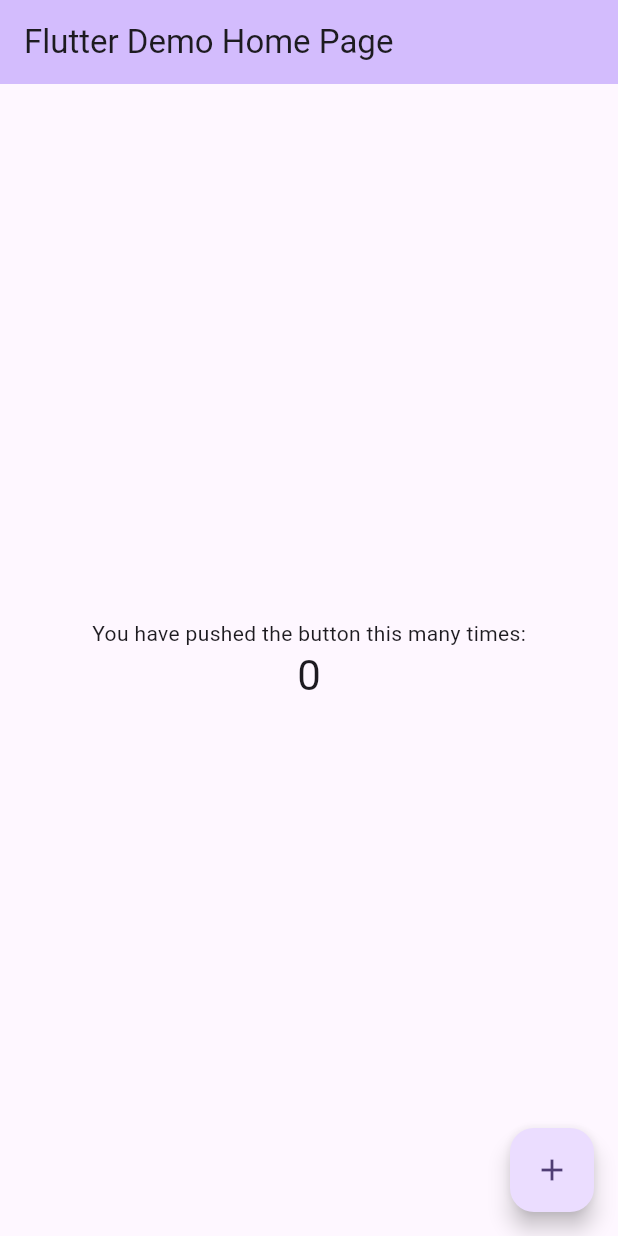
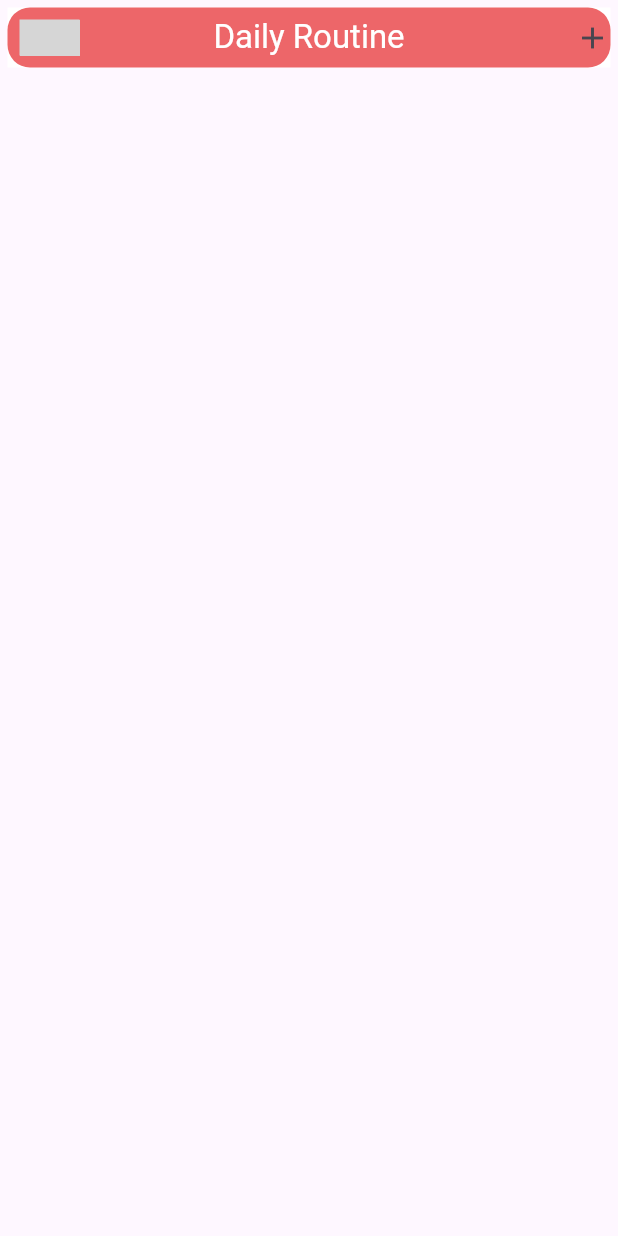
Before and after one commit to khalid063/Daily-Routine, a Flutter app: the screen it shows after launch, on a phone screen of 412 x 824 dp. Run offline on Flutter 3.47's test engine with Material 3 defaults, Android fonts, the phone set to English and light mode, and no system bars; our stand-ins replace flutter_svg; grey boxes are pictures that could not be loaded.

Commit message:
Appbar has been added

```diff
--- /dev/null
+++ b/lib/home_screen.dart
@@ -0,0 +1,21 @@
+import 'package:daily_routine/widgets/custom_appbar.dart';
+import 'package:flutter/material.dart';
+
+class HomeScreen extends StatefulWidget {
+  const HomeScreen({super.key});
+
+  @override
+  State<HomeScreen> createState() => _HomeScreenState();
+}
+
+class _HomeScreenState extends State<HomeScreen> {
+  @override
+  Widget build(BuildContext context) {
+    return const Scaffold(
+      appBar: CustomAppBar(
+        title: 'Daily Routine',
+        child: Icon(Icons.add),
+      )
+    );
+  }
+}
--- a/lib/main.dart
+++ b/lib/main.dart
@@ -1,125 +1,20 @@
 import 'package:flutter/material.dart';
 
+import 'home_screen.dart';
+
 void main() {
-  runApp(const MyApp());
+  runApp(const DailyRoutine());
 }
 
-class MyApp extends StatelessWidget {
-  const MyApp({super.key});
+class DailyRoutine extends StatelessWidget {
+  const DailyRoutine({super.key});
 
-  // This widget is the root of your application.
   @override
   Widget build(BuildContext context) {
-    return MaterialApp(
+    return const MaterialApp(
+      debugShowCheckedModeBanner: false,
       title: 'Daily Routine',
-      theme: ThemeData(
-        // This is the theme of your application.
-        //
-        // TRY THIS: Try running your application with "flutter run". You'll see
-        // the application has a purple toolbar. Then, without quitting the app,
-        // try changing the seedColor in the colorScheme below to Colors.green
-        // and then invoke "hot reload" (save your changes or press the "hot
-        // reload" button in a Flutter-supported IDE, or press "r" if you used
-        // the command line to start the app).
-        //
-        // Notice that the counter didn't reset back to zero; the application
-        // state is not lost during the reload. To reset the state, use hot
-        // restart instead.
-        //
-        // This works for code too, not just values: Most code changes can be
-        // tested with just a hot reload.
-        colorScheme: ColorScheme.fromSeed(seedColor: Colors.deepPurple),
-        useMaterial3: true,
-      ),
-      home: const MyHomePage(title: 'Flutter Demo Home Page'),
+      home: HomeScreen(),
     );
   }
 }
-
-class MyHomePage extends StatefulWidget {
-  const MyHomePage({super.key, required this.title});
-
-  // This widget is the home page of your application. It is stateful, meaning
-  // that it has a State object (defined below) that contains fields that affect
-  // how it looks.
-
-  // This class is the configuration for the state. It holds the values (in this
-  // case the title) provided by the parent (in this case the App widget) and
-  // used by the build method of the State. Fields in a Widget subclass are
-  // always marked "final".
-
-  final String title;
-
-  @override
-  State<MyHomePage> createState() => _MyHomePageState();
-}
-
-class _MyHomePageState extends State<MyHomePage> {
-  int _counter = 0;
-
-  void _incrementCounter() {
-    setState(() {
-      // This call to setState tells the Flutter framework that something has
-      // changed in this State, which causes it to rerun the build method below
-      // so that the display can reflect the updated values. If we changed
-      // _counter without calling setState(), then the build method would not be
-      // called again, and so nothing would appear to happen.
-      _counter++;
-    });
-  }
-
-  @override
-  Widget build(BuildContext context) {
-    // This method is rerun every time setState is called, for instance as done
-    // by the _incrementCounter method above.
-    //
-    // The Flutter framework has been optimized to make rerunning build methods
-    // fast, so that you can just rebuild anything that needs updating rather
-    // than having to individually change instances of widgets.
-    return Scaffold(
-      appBar: AppBar(
-        // TRY THIS: Try changing the color here to a specific color (to
-        // Colors.amber, perhaps?) and trigger a hot reload to see the AppBar
-        // change color while the other colors stay the same.
-        backgroundColor: Theme.of(context).colorScheme.inversePrimary,
-        // Here we take the value from the MyHomePage object that was created by
-        // the App.build method, and use it to set our appbar title.
-        title: Text(widget.title),
-      ),
-      body: Center(
-        // Center is a layout widget. It takes a single child and positions it
-        // in the middle of the parent.
-        child: Column(
-          // Column is also a layout widget. It takes a list of children and
-          // arranges them vertically. By default, it sizes itself to fit its
-          // children horizontally, and tries to be as tall as its parent.
-          //
-          // Column has various properties to control how it sizes itself and
-          // how it positions its children. Here we use mainAxisAlignment to
-          // center the children vertically; the main axis here is the vertical
-          // axis because Columns are vertical (the cross axis would be
-          // horizontal).
-          //
-          // TRY THIS: Invoke "debug painting" (choose the "Toggle Debug Paint"
-          // action in the IDE, or press "p" in the console), to see the
-          // wireframe for each widget.
-          mainAxisAlignment: MainAxisAlignment.center,
-          children: <Widget>[
-            const Text(
-              'You have pushed the button this many times:',
-            ),
-            Text(
-              '$_counter',
-              style: Theme.of(context).textTheme.headlineMedium,
-            ),
-          ],
-        ),
-      ),
-      floatingActionButton: FloatingActionButton(
-        onPressed: _incrementCounter,
-        tooltip: 'Increment',
-        child: const Icon(Icons.add),
-      ), // This trailing comma makes auto-formatting nicer for build methods.
-    );
-  }
-}
--- /dev/null
+++ b/lib/widgets/app_colors.dart
@@ -0,0 +1,39 @@
+import 'package:flutter/material.dart';
+
+class AppColors {
+  Map<int, Color> colorTwo = {
+    50:const Color.fromRGBO(255, 191, 0, .1),
+    50:const Color.fromRGBO(255, 191, 0, .2),
+    200:const Color.fromRGBO(255, 191, 0, .3),
+    300:const Color.fromRGBO(255, 191, 0, .4),
+    400:const Color.fromRGBO(255, 191, 0, .5),
+    500:const Color.fromRGBO(255, 191, 0, .6),
+    600:const Color.fromRGBO(255, 191, 0, .7),
+    700:const Color.fromRGBO(255, 191, 0, .8),
+    800:const Color.fromRGBO(255, 191, 0, .9),
+    900:const Color.fromRGBO(255, 191, 0, 1),
+  };
+
+  static const Color primaryColorTwo = Color(0xFFFFBF00);
+
+  /// Main Color Name : Colors.redAccent
+
+  Map<int, Color> color = {
+    50:const Color.fromRGBO(231, 76, 60, .1),
+    100:const Color.fromRGBO(231, 76, 60, .2),
+    200:const Color.fromRGBO(231, 76, 60, .3),
+    300:const Color.fromRGBO(231, 76, 60, .4),
+    400:const Color.fromRGBO(231, 76, 60, .5),
+    500:const Color.fromRGBO(231, 76, 60, .6),
+    600:const Color.fromRGBO(231, 76, 60, .7),
+    700:const Color.fromRGBO(231, 76, 60, .8),
+    800:const Color.fromRGBO(231, 76, 60, .9),
+    900:const Color.fromRGBO(231, 76, 60, 1),
+  };
+
+
+  static const Color primaryColor = Color(0xFFE74C3C);
+  static const Color primaryColorShadOne = Color.fromRGBO(231, 76, 60, .7);
+  static const Color primaryColorShadRedAccent = Color(0xFFFF6961);
+
+}
--- /dev/null
+++ b/lib/widgets/custom_appbar.dart
@@ -0,0 +1,64 @@
+import 'package:daily_routine/widgets/utils/image_assets.dart';
+import 'package:flutter/material.dart';
+import 'package:flutter_svg/flutter_svg.dart';
+
+import 'package:flutter/material.dart';
+
+import 'app_colors.dart';
+
+class CustomAppBar extends StatefulWidget implements PreferredSizeWidget {
+  final String title;
+  final Widget child;
+
+  const CustomAppBar({Key? key, required this.title, required this.child, }) : super(key: key);
+
+  @override
+  _CustomAppBarState createState() => _CustomAppBarState();
+
+  @override
+  Size get preferredSize => Size.fromHeight(50);
+}
+
+class _CustomAppBarState extends State<CustomAppBar> {
+
+
+  @override
+  Widget build(BuildContext context) {
+    return SafeArea(
+      child: Container(
+        margin: EdgeInsets.only(top: 5, bottom: 5, left: 5, right: 5),
+        height: 50,
+        color: Colors.white,
+        child: AppBar(
+          centerTitle: true,
+          title: Text(
+            widget.title,
+            style: TextStyle(color: Colors.white, fontSize: 22,),
+          ),
+          shape: const RoundedRectangleBorder(
+              borderRadius: BorderRadius.only(
+                topLeft: Radius.circular(15.0),
+                topRight: Radius.circular(15.0),
+                bottomRight: Radius.circular(15.0),
+                bottomLeft: Radius.circular(15.0),
+              )
+          ),
+          elevation: 8,
+          backgroundColor: AppColors.primaryColorShadRedAccent,
+          leading: Builder(
+            builder: (context) {
+              return IconButton(
+                icon: SvgPicture.asset(ImageAssets.menuIconSVG),
+                iconSize: 25,
+                onPressed: () => Scaffold.of(context).openDrawer(),
+              );
+            },
+          ),
+          actions: [
+            widget.child
+          ],
+        ),
+      ),
+    );
+  }
+}
--- /dev/null
+++ b/lib/widgets/utils/image_assets.dart
@@ -0,0 +1,26 @@
+
+
+
+class ImageAssets {
+  static const _IMAGE_PATH = 'assets/images';
+
+  //static const String deltaLogoPNG = '$_IMAGE_PATH/delta_logo.png';
+  //static const String deltaLogoPNG = '$_IMAGE_PATH/delta_logo.png';
+  static const String deltaLogoPNG = '$_IMAGE_PATH/logo_300.png';
+  static const String iconHousePNG = '$_IMAGE_PATH/house.png';
+  static const String iconAchievementPNG = '$_IMAGE_PATH/achive_two.png';
+  static const String iconReportPNG = '$_IMAGE_PATH/report_two.png';
+  static const String iconKnowledgePNG = '$_IMAGE_PATH/knowledge.png';
+  static const String homeIconSVG = '$_IMAGE_PATH/home_icon.svg';
+  static const String listIconSVG = '$_IMAGE_PATH/list_icon.svg';
+  static const String passwordChangeIconSVG = '$_IMAGE_PATH/password_change_icon.svg';
+  static const String logoutIconSVG = '$_IMAGE_PATH/logout_icon.svg';
+  static const String logoutIcon2SVG = '$_IMAGE_PATH/logout_icon_2.svg';
+  static const String menuIconSVG = '$_IMAGE_PATH/menu_icon.svg';
+  static const String orderIconSVG = '$_IMAGE_PATH/order_icon.svg';
+  static const String loginIconSVG = '$_IMAGE_PATH/login_icon.svg';
+  static const String loginIcon2SVG = '$_IMAGE_PATH/login_con_2.svg';
+  static const String passwordChangeIcon2SVG = '$_IMAGE_PATH/password_change.svg';
+  static const String passwordChangeIconBlackSVG = '$_IMAGE_PATH/password_change_icon_black.svg';
+
+}
--- a/pubspec.yaml
+++ b/pubspec.yaml
@@ -35,6 +35,7 @@ dependencies:
   # The following adds the Cupertino Icons font to your application.
   # Use with the CupertinoIcons class for iOS style icons.
   cupertino_icons: ^1.0.2
+  flutter_svg: ^2.0.9
 
 dev_dependencies:
   flutter_test:
@@ -59,8 +60,8 @@ flutter:
   uses-material-design: true
 
   # To add assets to your application, add an assets section, like this:
-  # assets:
-  #   - images/a_dot_burr.jpeg
+  assets:
+    - assets/images/
   #   - images/a_dot_ham.jpeg
 
   # An image asset can refer to one or more resolution-specific "variants", see
```
Also changed, not shown: lib/widgets/utils.dart (added), pubspec.lock.
